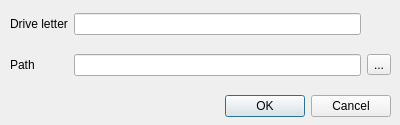
This is ved/UserPrograms/GUI no connect/mount.ui in dumitory-dev/VED as Qt 5 draws it before an edit. The edited form follows.
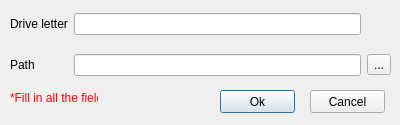
This is the edited form.

Commit message: Add labels "Fill in all the fields"

Patch:
```diff
--- a/ved/UserPrograms/GUI no connect/mount.ui
+++ b/ved/UserPrograms/GUI no connect/mount.ui
@@ -13,22 +13,6 @@
   <property name="windowTitle">
    <string>Mount Virtual Drive</string>
   </property>
-  <widget class="QDialogButtonBox" name="buttonBox">
-   <property name="geometry">
-    <rect>
-     <x>50</x>
-     <y>90</y>
-     <width>341</width>
-     <height>32</height>
-    </rect>
-   </property>
-   <property name="orientation">
-    <enum>Qt::Horizontal</enum>
-   </property>
-   <property name="standardButtons">
-    <set>QDialogButtonBox::Cancel|QDialogButtonBox::Ok</set>
-   </property>
-  </widget>
   <widget class="QWidget" name="gridLayoutWidget">
    <property name="geometry">
     <rect>
@@ -72,6 +56,85 @@
     </item>
    </layout>
   </widget>
+  <widget class="QLabel" name="label">
+   <property name="enabled">
+    <bool>true</bool>
+   </property>
+   <property name="geometry">
+    <rect>
+     <x>10</x>
+     <y>90</y>
+     <width>88</width>
+     <height>16</height>
+    </rect>
+   </property>
+   <property name="palette">
+    <palette>
+     <active>
+      <colorrole role="WindowText">
+       <brush brushstyle="SolidPattern">
+        <color alpha="255">
+         <red>255</red>
+         <green>0</green>
+         <blue>0</blue>
+        </color>
+       </brush>
+      </colorrole>
+     </active>
+     <inactive>
+      <colorrole role="WindowText">
+       <brush brushstyle="SolidPattern">
+        <color alpha="255">
+         <red>255</red>
+         <green>0</green>
+         <blue>0</blue>
+        </color>
+       </brush>
+      </colorrole>
+     </inactive>
+     <disabled>
+      <colorrole role="WindowText">
+       <brush brushstyle="SolidPattern">
+        <color alpha="255">
+         <red>120</red>
+         <green>120</green>
+         <blue>120</blue>
+        </color>
+       </brush>
+      </colorrole>
+     </disabled>
+    </palette>
+   </property>
+   <property name="text">
+    <string>*Fill in all the fields</string>
+   </property>
+  </widget>
+  <widget class="QPushButton" name="Ok">
+   <property name="geometry">
+    <rect>
+     <x>220</x>
+     <y>90</y>
+     <width>75</width>
+     <height>23</height>
+    </rect>
+   </property>
+   <property name="text">
+    <string>Ok</string>
+   </property>
+  </widget>
+  <widget class="QPushButton" name="Cancel">
+   <property name="geometry">
+    <rect>
+     <x>310</x>
+     <y>90</y>
+     <width>75</width>
+     <height>23</height>
+    </rect>
+   </property>
+   <property name="text">
+    <string>Cancel</string>
+   </property>
+  </widget>
  </widget>
  <resources/>
  <connections>
```
Left out of the diff: 35 changed lines with no effect on the pictures. The commit also changes 11 other files.
